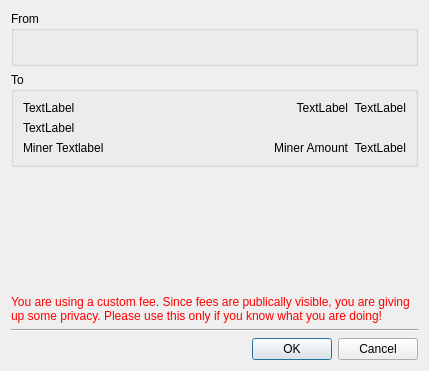
First picture: the form in src/confirm.ui, repository z-bitcoinz/BitcoinZ_Blue, before the edit.
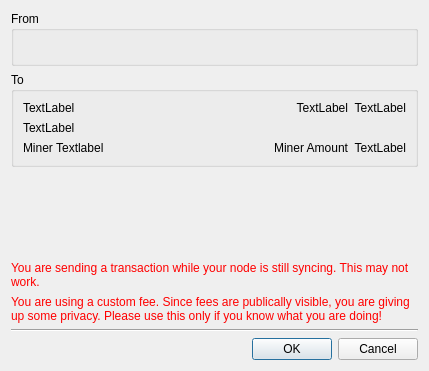
Second picture: the form after the edit.

Commit message: Show syncing warning when sending tx

```diff
--- a/src/confirm.ui
+++ b/src/confirm.ui
@@ -146,6 +146,19 @@
      </property>
     </spacer>
    </item>
+   <item>
+    <widget class="QLabel" name="syncingWarning">
+     <property name="styleSheet">
+      <string notr="true">color: red;</string>
+     </property>
+     <property name="text">
+      <string>You are sending a transaction while your node is still syncing. This may not work.</string>
+     </property>
+     <property name="wordWrap">
+      <bool>true</bool>
+     </property>
+    </widget>
+   </item>
    <item>
     <widget class="QLabel" name="warningLabel">
      <property name="styleSheet">
```
The commit also changes 1 other file.
